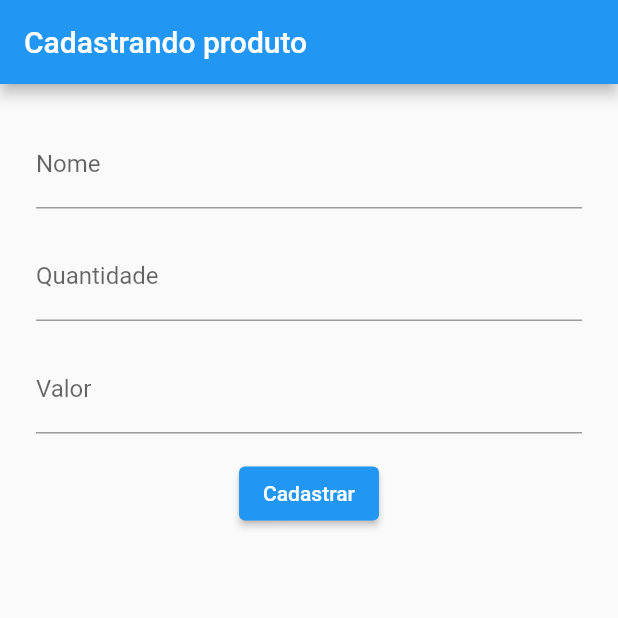
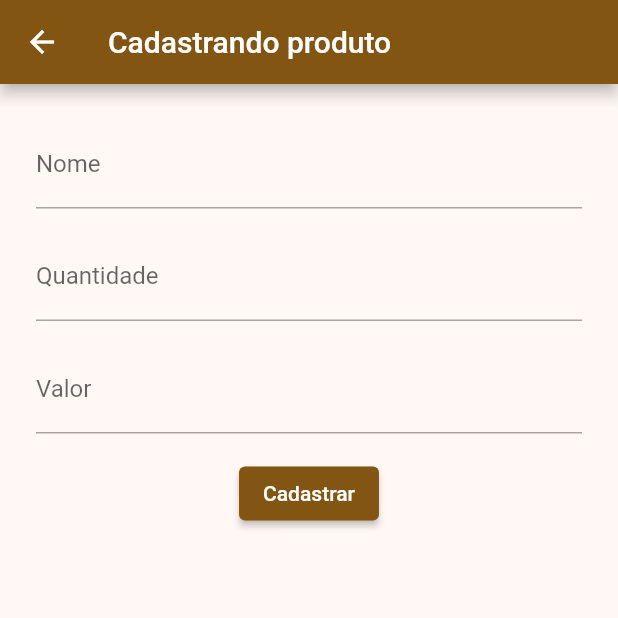
Before and after one commit to CaioLuppo/ProdStorage, a Flutter app: the screen it shows after launch, after a tap on the "add" icon, on a phone screen of 412 x 824 dp, the top half of it. Run offline on Flutter 3.47's test engine with Material 2 defaults, Android fonts, the phone set to English and light mode, and no system bars.

Commit message:
Ajustando paddings

```diff
--- a/lib/main.dart
+++ b/lib/main.dart
@@ -3,15 +3,25 @@ import 'package:flutter/material.dart';
 import './screens/lista.dart';
 
 
-void main() => runApp(const InvetarioProdutos());
+void main() => runApp(InvetarioProdutos());
 
 class InvetarioProdutos extends StatelessWidget {
-  const InvetarioProdutos({Key? key}) : super(key: key);
 
   @override
   Widget build(BuildContext context) {
     return MaterialApp(
       title: "Inventário de Produtos - By: Caio Luppo",  // Título do App
+
+      theme: ThemeData(  // Tema do aplicativo, colorScheme -> tema geral
+        colorSchemeSeed: const Color.fromARGB(255, 79, 48, 0),
+        brightness: Brightness.light,
+      ),
+
+      darkTheme: ThemeData(  // Modo escuro do celular
+        colorSchemeSeed: const Color.fromARGB(255, 79, 48, 0),
+        brightness: Brightness.dark,
+      ),
+
       home: ListaProdutos(),  // Tela principal
     );
   }
--- a/lib/screens/formulario.dart
+++ b/lib/screens/formulario.dart
@@ -20,8 +20,7 @@ class _FormularioState extends State<Formulario>{
   // Widget
   @override
   Widget build(BuildContext context) {
-    return MaterialApp(
-      home: Scaffold(
+    return Scaffold(
         appBar: AppBar(
           title: const Text("Cadastrando produto"),
         ),
@@ -66,7 +65,6 @@ class _FormularioState extends State<Formulario>{
             ),
           ]),
         ),
-      ),
     );
   }
 
--- a/lib/screens/lista.dart
+++ b/lib/screens/lista.dart
@@ -13,11 +13,16 @@ class ListaProdutos extends StatefulWidget {
 class _ListaProdutosState extends State<ListaProdutos> {
   @override
   Widget build(BuildContext context) {
-    return MaterialApp(
-      home: Scaffold(
+    return Scaffold(
 
-        appBar: AppBar(
-          title: const Text("Produtos"),
+        appBar: PreferredSize(
+          preferredSize: const Size.fromHeight(70.0),
+          child: AppBar(
+            title: const Padding(
+              padding: EdgeInsets.only(top: 12.0),
+              child: Text("Produtos", style: TextStyle(fontSize: 32)),
+            ),
+          ),
         ),
 
         body: ListView.builder(
@@ -37,7 +42,6 @@ class _ListaProdutosState extends State<ListaProdutos> {
             })).then((produtoCriado) => _atualizaLista(produtoCriado));
           },
         ),
-      ),
     );
   }
 
@@ -63,12 +67,21 @@ class ItemProduto extends StatelessWidget {
 
   @override
   Widget build(BuildContext context) {
-    return Card(
-      child: ListTile(
-        title: Text("Produto: ${_produto.nome}"),
-        subtitle: Text(
-            "Qtd: ${_produto.quantidade.toString()} | Valor: ${_produto.valor.toString()}"),
-      ),
+    return Padding(
+        padding: const EdgeInsets.only(top: 4.0),
+        child: Card(
+          child: ListTile(
+            title: Padding(
+                padding: const EdgeInsets.only(bottom: 8, top: 8),
+                child: Text(_produto.nome.toString(), style: const TextStyle(fontSize: 24))
+            ),
+            subtitle: Padding(
+              padding: const EdgeInsets.only(bottom: 8),
+              child: Text(
+                  "Qtd: ${_produto.quantidade.toString()} | Valor: ${_produto.valor.toString()}"),
+            ),
+          ),
+        ),
     );
   }
 }
```
Also changed, not shown: 1 other file.
